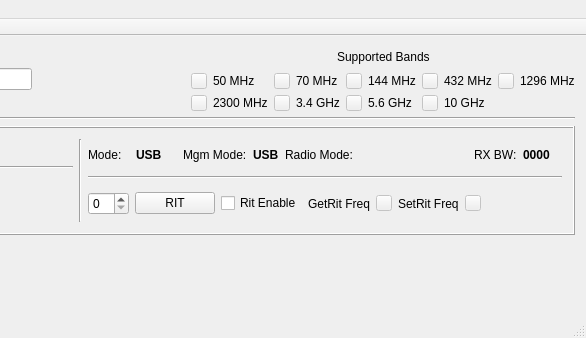
Qt form mqt/MqtRigControl/rigcontrolmainwindow.ui (Rsclub22/Minos2-Mirror) before a commit; both pictures show x 425 to 1011 and y 0 to 338 of the 1011 by 338 pixel window.
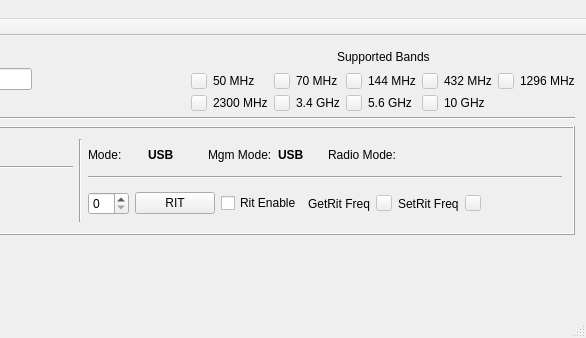
The same form after that commit. Custom widgets are drawn as their Qt base class.

Commit message: remove BW display from rigcontrol server window. First run up of basic hamlib radio in rigFactory

What changed in the file:
```diff
--- a/mqt/MqtRigControl/rigcontrolmainwindow.ui
+++ b/mqt/MqtRigControl/rigcontrolmainwindow.ui
@@ -625,30 +625,6 @@
                </property>
               </widget>
              </item>
-             <item>
-              <layout class="QHBoxLayout" name="horizontalLayout_17">
-               <item>
-                <widget class="QLabel" name="label_2">
-                 <property name="text">
-                  <string>RX BW:</string>
-                 </property>
-                </widget>
-               </item>
-               <item>
-                <widget class="QLabel" name="passBandlbl">
-                 <property name="font">
-                  <font>
-                   <weight>75</weight>
-                   <bold>true</bold>
-                  </font>
-                 </property>
-                 <property name="text">
-                  <string>0000</string>
-                 </property>
-                </widget>
-               </item>
-              </layout>
-             </item>
             </layout>
            </item>
            <item>
```
The commit also changes 3 other files.
